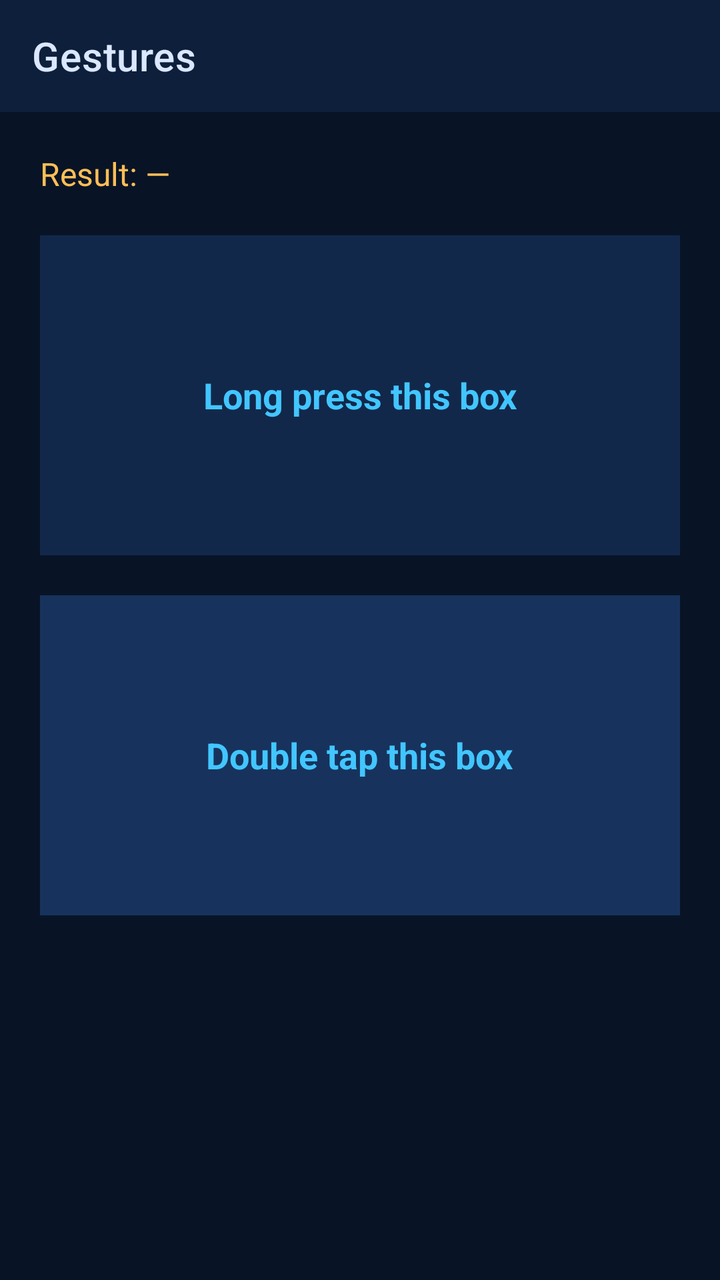
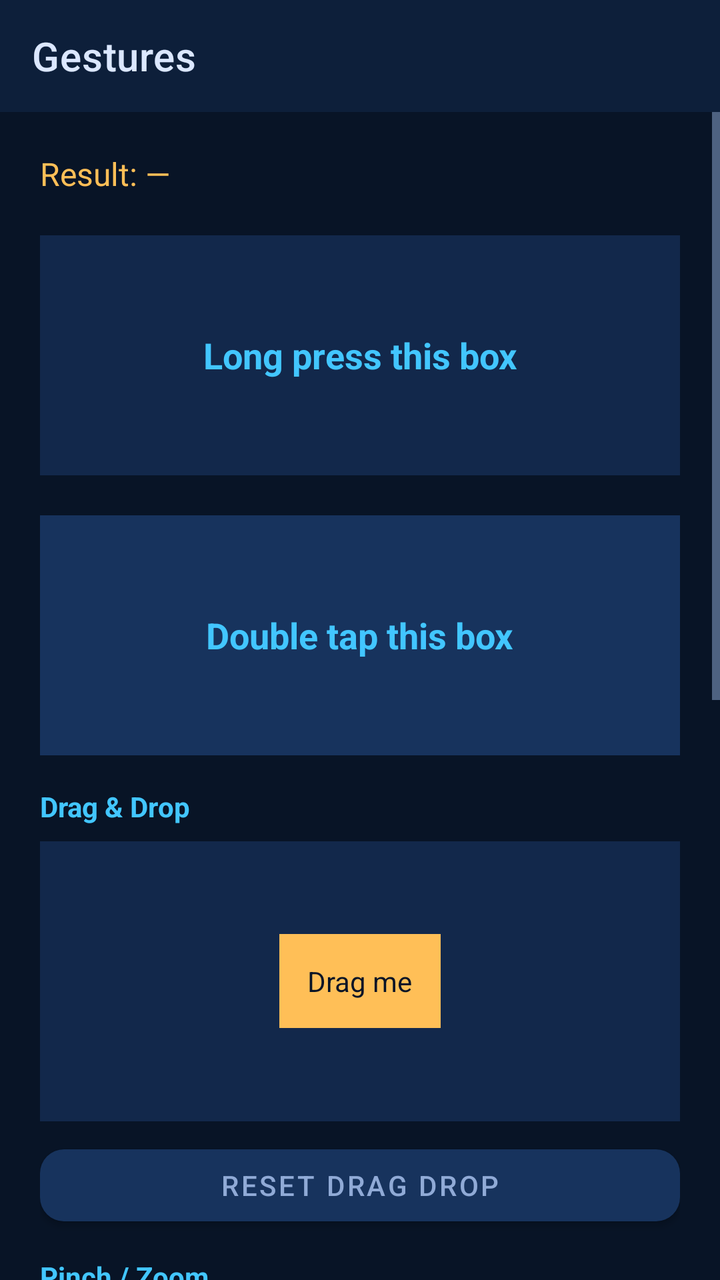

Before-and-after screenshots of an Android layout around one commit, followed by the original layout XML and the change that was made.
<!-- AndroidManifest.xml: application theme Theme.Lebyy -->
<!-- res/layout/activity_gestures.xml -->
<?xml version="1.0" encoding="utf-8"?>
<androidx.drawerlayout.widget.DrawerLayout xmlns:android="http://schemas.android.com/apk/res/android"
    xmlns:app="http://schemas.android.com/apk/res-auto"
    android:id="@+id/drawerLayout"
    android:layout_width="match_parent"
    android:layout_height="match_parent">

    <LinearLayout
        android:layout_width="match_parent"
        android:layout_height="match_parent"
        android:background="@color/lebyy_bg"
        android:orientation="vertical">

        <com.google.android.material.appbar.MaterialToolbar
            android:id="@+id/toolbar"
            android:layout_width="match_parent"
            android:layout_height="?attr/actionBarSize"
            android:background="@color/lebyy_bg_2"
            android:theme="@style/ThemeOverlay.MaterialComponents.Dark.ActionBar"
            app:title="@string/gestures_title"
            app:titleTextColor="@color/lebyy_text" />

        <LinearLayout
            android:layout_width="match_parent"
            android:layout_height="match_parent"
            android:orientation="vertical"
            android:padding="20dp">

            <TextView
                android:id="@+id/gestureResult"
                android:layout_width="match_parent"
                android:layout_height="wrap_content"
                android:layout_marginBottom="20dp"
                android:contentDescription="test-GestureResult"
                android:text="@string/gesture_result_idle"
                android:textColor="@color/lebyy_accent"
                android:textSize="16sp" />

            <FrameLayout
                android:id="@+id/longPressTarget"
                android:layout_width="match_parent"
                android:layout_height="160dp"
                android:layout_marginBottom="20dp"
                android:background="@color/lebyy_surface"
                android:contentDescription="test-LongPress"
                android:foreground="?attr/selectableItemBackground">

                <TextView
                    android:layout_width="wrap_content"
                    android:layout_height="wrap_content"
                    android:layout_gravity="center"
                    android:text="@string/long_press_hint"
                    android:textColor="@color/lebyy_primary"
                    android:textSize="18sp"
                    android:textStyle="bold" />
            </FrameLayout>

            <FrameLayout
                android:id="@+id/doubleTapTarget"
                android:layout_width="match_parent"
                android:layout_height="160dp"
                android:background="@color/lebyy_surface_2"
                android:contentDescription="test-DoubleTap"
                android:foreground="?attr/selectableItemBackground">

                <TextView
                    android:layout_width="wrap_content"
                    android:layout_height="wrap_content"
                    android:layout_gravity="center"
                    android:text="@string/double_tap_hint"
                    android:textColor="@color/lebyy_primary"
                    android:textSize="18sp"
                    android:textStyle="bold" />
            </FrameLayout>
        </LinearLayout>
    </LinearLayout>

    <com.google.android.material.navigation.NavigationView
        android:id="@+id/navigationView"
        android:layout_width="280dp"
        android:layout_height="match_parent"
        android:layout_gravity="start"
        android:background="@color/lebyy_surface"
        android:contentDescription="test-Menu-panel" />
</androidx.drawerlayout.widget.DrawerLayout>
<!-- resources referenced by this layout -->
<resources>
  <color name="lebyy_accent">#FFBF57</color>
  <color name="lebyy_bg">#081426</color>
  <color name="lebyy_bg_2">#0D1F3A</color>
  <color name="lebyy_primary">#42C6FF</color>
  <color name="lebyy_surface">#12284B</color>
  <color name="lebyy_surface_2">#17335D</color>
  <color name="lebyy_text">#DBE7FF</color>
  <string name="double_tap_hint">Double tap this box</string>
  <string name="gesture_result_idle">Result: —</string>
  <string name="gestures_title">Gestures</string>
  <string name="long_press_hint">Long press this box</string>
  <style name="Theme.Lebyy" parent="Theme.MaterialComponents.DayNight.NoActionBar">
          <item name="colorPrimary">@color/lebyy_primary</item>
          <item name="colorPrimaryVariant">@color/lebyy_bg_2</item>
          <item name="colorSecondary">@color/lebyy_accent</item>
          <item name="colorOnPrimary">@color/lebyy_bg</item>
          <item name="colorOnSecondary">@color/lebyy_bg</item>
          <item name="android:statusBarColor">@color/lebyy_bg</item>
          <item name="android:navigationBarColor">@color/lebyy_bg</item>
          <item name="android:windowBackground">@color/lebyy_bg</item>
          <item name="android:textColorPrimary">@color/lebyy_text</item>
          <item name="android:textColorSecondary">@color/lebyy_muted</item>
          <item name="colorControlNormal">@color/lebyy_muted</item>
          <item name="colorControlActivated">@color/lebyy_primary</item>
          <item name="materialButtonStyle">@style/Widget.Lebyy.Button</item>
          <item name="materialAlertDialogTheme">@style/ThemeOverlay.Lebyy.Dialog</item>
          <item name="alertDialogTheme">@style/ThemeOverlay.Lebyy.Dialog</item>
      </style>
  <color name="lebyy_muted">#90AAD6</color>
  <style name="Widget.Lebyy.Button" parent="Widget.MaterialComponents.Button">
          <item name="backgroundTint">@color/lebyy_accent</item>
          <item name="android:textColor">@color/lebyy_bg</item>
          <item name="cornerRadius">12dp</item>
      </style>
  <style name="ThemeOverlay.Lebyy.Dialog" parent="ThemeOverlay.MaterialComponents.MaterialAlertDialog">
          <item name="colorPrimary">@color/lebyy_primary</item>
          <item name="colorSurface">@color/white</item>
          <item name="colorOnSurface">#0F2144</item>
          <item name="android:background">@color/white</item>
          <item name="materialAlertDialogTitleTextStyle">@style/Lebyy.Dialog.Title</item>
          <item name="materialAlertDialogBodyTextStyle">@style/Lebyy.Dialog.Body</item>
          <item name="buttonBarPositiveButtonStyle">@style/Lebyy.Dialog.Button</item>
          <item name="buttonBarNegativeButtonStyle">@style/Lebyy.Dialog.Button</item>
      </style>
  <color name="white">#FFFFFF</color>
  <style name="Lebyy.Dialog.Title" parent="MaterialAlertDialog.MaterialComponents.Title.Text">
          <item name="android:textColor">#0F2144</item>
          <item name="android:textSize">18sp</item>
          <item name="android:textStyle">bold</item>
      </style>
  <style name="Lebyy.Dialog.Body" parent="MaterialAlertDialog.MaterialComponents.Body.Text">
          <item name="android:textColor">#1F3A5F</item>
          <item name="android:textSize">15sp</item>
      </style>
  <style name="Lebyy.Dialog.Button" parent="Widget.MaterialComponents.Button.TextButton.Dialog">
          <item name="android:textColor">@color/lebyy_primary_2</item>
          <item name="android:textStyle">bold</item>
      </style>
  <color name="lebyy_primary_2">#6E8BFF</color>
</resources>

<!-- the commit's change to res/layout/activity_gestures.xml (unified diff, before → after) -->
@@ -20,9 +20,13 @@
             app:title="@string/gestures_title"
             app:titleTextColor="@color/lebyy_text" />
 
+        <ScrollView
+            android:layout_width="match_parent"
+            android:layout_height="match_parent"
+            android:fillViewport="true">
         <LinearLayout
             android:layout_width="match_parent"
-            android:layout_height="match_parent"
+            android:layout_height="wrap_content"
             android:orientation="vertical"
             android:padding="20dp">
 
@@ -39,7 +43,7 @@
             <FrameLayout
                 android:id="@+id/longPressTarget"
                 android:layout_width="match_parent"
-                android:layout_height="160dp"
+                android:layout_height="120dp"
                 android:layout_marginBottom="20dp"
                 android:background="@color/lebyy_surface"
                 android:contentDescription="test-LongPress"
@@ -58,7 +62,8 @@
             <FrameLayout
                 android:id="@+id/doubleTapTarget"
                 android:layout_width="match_parent"
-                android:layout_height="160dp"
+                android:layout_height="120dp"
+                android:layout_marginBottom="16dp"
                 android:background="@color/lebyy_surface_2"
                 android:contentDescription="test-DoubleTap"
                 android:foreground="?attr/selectableItemBackground">
@@ -72,7 +77,50 @@
                     android:textSize="18sp"
                     android:textStyle="bold" />
             </FrameLayout>
+
+            <TextView android:layout_width="match_parent" android:layout_height="wrap_content"
+                android:text="Drag &amp; Drop" android:textColor="@color/lebyy_primary" android:textStyle="bold" android:layout_marginBottom="8dp"/>
+            <FrameLayout android:id="@+id/dropTarget" android:layout_width="match_parent" android:layout_height="140dp"
+                android:background="@color/lebyy_surface" android:contentDescription="test-DropTarget" android:layout_marginBottom="8dp">
+                <TextView android:id="@+id/dropLabel" android:layout_width="wrap_content" android:layout_height="wrap_content"
+                    android:layout_gravity="center" android:text="Drop here" android:textColor="@color/lebyy_muted"/>
+                <TextView android:id="@+id/dragItem" android:layout_width="wrap_content" android:layout_height="wrap_content"
+                    android:layout_gravity="center" android:background="@color/lebyy_accent" android:padding="14dp"
+                    android:text="Drag me" android:textColor="@color/lebyy_bg" android:contentDescription="test-DragItem"/>
+            </FrameLayout>
+            <com.google.android.material.button.MaterialButton android:id="@+id/resetDragDrop"
+                android:layout_width="match_parent" android:layout_height="48dp" android:contentDescription="test-ResetDragDrop"
+                android:text="Reset Drag Drop" android:textColor="@color/lebyy_muted" app:backgroundTint="@color/lebyy_surface_2" app:cornerRadius="12dp"/>
+
+            <TextView android:layout_width="match_parent" android:layout_height="wrap_content"
+                android:layout_marginTop="12dp" android:text="Pinch / Zoom" android:textColor="@color/lebyy_primary" android:textStyle="bold"/>
+            <ImageView android:id="@+id/pinchImage" android:layout_width="match_parent" android:layout_height="160dp"
+                android:contentDescription="test-PinchImage" android:scaleType="fitCenter" android:src="@drawable/course_1" android:layout_marginTop="8dp"/>
+            <TextView android:id="@+id/pinchValue" android:layout_width="match_parent" android:layout_height="wrap_content"
+                android:contentDescription="test-PinchValue" android:text="Zoom: 1.00x" android:textColor="@color/lebyy_accent"/>
+            <com.google.android.material.button.MaterialButton android:id="@+id/resetPinch"
+                android:layout_width="match_parent" android:layout_height="48dp" android:contentDescription="test-ResetPinch"
+                android:text="Reset Zoom" android:textColor="@color/lebyy_muted" app:backgroundTint="@color/lebyy_surface_2" app:cornerRadius="12dp"/>
+
+            <TextView android:layout_width="match_parent" android:layout_height="wrap_content"
+                android:layout_marginTop="12dp" android:text="Multi-touch" android:textColor="@color/lebyy_primary" android:textStyle="bold"/>
+            <FrameLayout android:id="@+id/multiTouch" android:layout_width="match_parent" android:layout_height="100dp"
+                android:background="@color/lebyy_surface" android:contentDescription="test-MultiTouch" android:layout_marginTop="8dp">
+                <TextView android:layout_width="wrap_content" android:layout_height="wrap_content" android:layout_gravity="center"
+                    android:text="Two-finger tap here" android:textColor="@color/lebyy_primary"/>
+            </FrameLayout>
+            <com.google.android.material.button.MaterialButton android:id="@+id/simulateMultiTouch"
+                android:layout_width="match_parent" android:layout_height="48dp" android:layout_marginTop="8dp"
+                android:contentDescription="test-SimulateMultiTouch" android:text="Simulate 2-Finger Tap"
+                android:textColor="@color/lebyy_bg" app:backgroundTint="@color/lebyy_primary" app:cornerRadius="12dp"/>
+
+            <TextView android:layout_width="match_parent" android:layout_height="wrap_content"
+                android:layout_marginTop="12dp" android:text="Context Menu" android:textColor="@color/lebyy_primary" android:textStyle="bold"/>
+            <TextView android:id="@+id/contextMenuTarget" android:layout_width="match_parent" android:layout_height="80dp"
+                android:layout_marginTop="8dp" android:background="@color/lebyy_surface" android:gravity="center"
+                android:contentDescription="test-ContextMenuTarget" android:text="Long-press for context menu" android:textColor="@color/lebyy_text"/>
         </LinearLayout>
+        </ScrollView>
     </LinearLayout>
 
     <com.google.android.material.navigation.NavigationView
<!-- resource entries referenced after the edit -->
@@ -7,6 +7,7 @@
   <color name="lebyy_surface">#12284B</color>
   <color name="lebyy_surface_2">#17335D</color>
   <color name="lebyy_text">#DBE7FF</color>
+  <!-- drawable course_1: png bitmap (drawable-nodpi, 750303 bytes) -->
   <string name="double_tap_hint">Double tap this box</string>
   <string name="gesture_result_idle">Result: —</string>
   <string name="gestures_title">Gestures</string>
